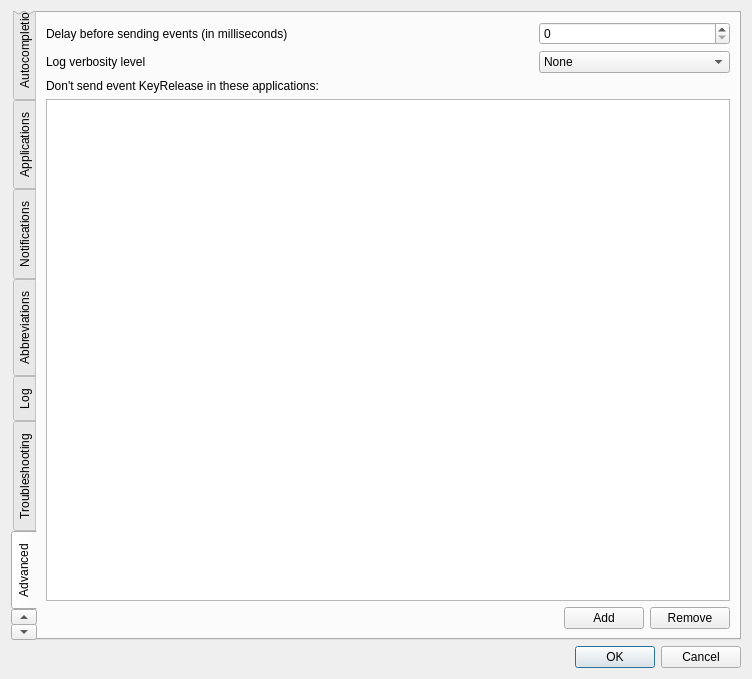
Above: kdeneur/src/frmsettings.ui from AndrewCrewKuznetsov/xneur-devel before the change. Below: the same form after it.
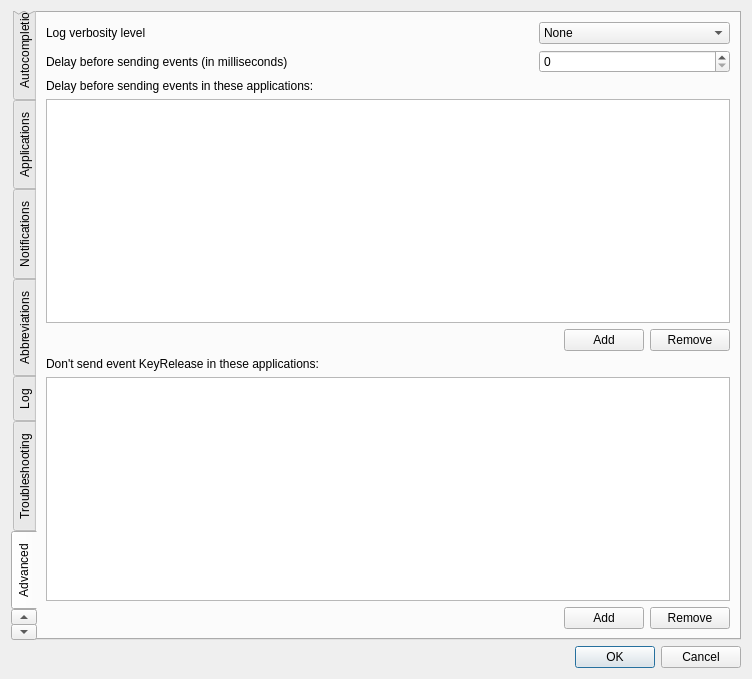
That is the form after the change. Icons and pictures are not drawn. Custom widgets are drawn as their Qt base class.

What changed in the file:
```diff
--- a/kdeneur/src/frmsettings.ui
+++ b/kdeneur/src/frmsettings.ui
@@ -1588,26 +1588,9 @@
       <layout class="QVBoxLayout" name="verticalLayout_18">
        <item>
         <layout class="QGridLayout" name="gridLayout_16">
-         <item row="0" column="0">
-          <widget class="QLabel" name="lblDelay">
-           <property name="text">
-            <string>Delay before sending events (in milliseconds)</string>
-           </property>
-          </widget>
-         </item>
-         <item row="0" column="1">
-          <widget class="QSpinBox" name="tabAdvanced_spbDelay">
-           <property name="maximumSize">
-            <size>
-             <width>191</width>
-             <height>25</height>
-            </size>
-           </property>
-           <property name="maximum">
-            <number>50</number>
-           </property>
-          </widget>
-         </item>
+         <property name="verticalSpacing">
+          <number>6</number>
+         </property>
          <item row="1" column="0">
           <widget class="QLabel" name="lblLogLevel">
            <property name="text">
@@ -1653,6 +1636,67 @@
              <string>Trace</string>
             </property>
            </item>
+          </widget>
+         </item>
+         <item row="2" column="1">
+          <widget class="QSpinBox" name="tabAdvanced_spbDelay">
+           <property name="maximumSize">
+            <size>
+             <width>191</width>
+             <height>25</height>
+            </size>
+           </property>
+           <property name="maximum">
+            <number>50</number>
+           </property>
+          </widget>
+         </item>
+         <item row="2" column="0">
+          <widget class="QLabel" name="lblDelay">
+           <property name="text">
+            <string>Delay before sending events (in milliseconds)</string>
+           </property>
+          </widget>
+         </item>
+        </layout>
+       </item>
+       <item>
+        <widget class="QLabel" name="label">
+         <property name="text">
+          <string>Delay before sending events in these applications:</string>
+         </property>
+        </widget>
+       </item>
+       <item>
+        <widget class="QListWidget" name="tabAdvanced_tabDelayList"/>
+       </item>
+       <item>
+        <layout class="QHBoxLayout" name="horizontalLayout_15" stretch="0,0,0">
+         <item>
+          <spacer name="horizontalSpacer_11">
+           <property name="orientation">
+            <enum>Qt::Horizontal</enum>
+           </property>
+           <property name="sizeHint" stdset="0">
+            <size>
+             <width>40</width>
+             <height>20</height>
+            </size>
+           </property>
+          </spacer>
+         </item>
+         <item>
+          <widget class="QPushButton" name="tabAdvanced_cmdAddDelay">
+           <property name="text">
+            <string>Add</string>
+           </property>
+          </widget>
+         </item>
+         <item>
+          <widget class="QPushButton" name="tabAdvanced_cmdRemoveDelay">
+           <property name="text">
+            <string>Remove</string>
+           </property>
           </widget>
          </item>
         </layout>
```
